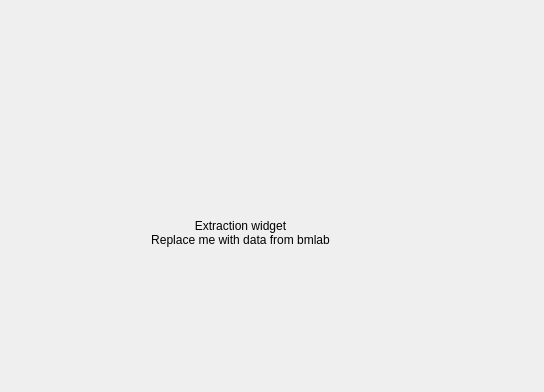
This is bmicro/gui/extraction/extraction_view.ui in BrillouinMicroscopy/BMicro as Qt 5 draws it before an edit; both pictures show x 96 to 640 and y 0 to 392 of the 640 by 480 pixel window. The edited form follows.
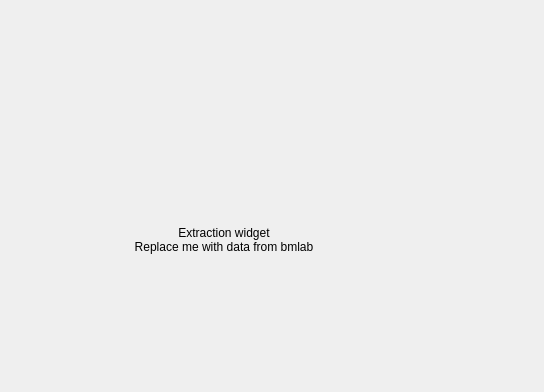
This is the edited form.

Commit message: Make views resize

Diff of the .ui file:
```diff
--- a/bmicro/gui/extraction/extraction_view.ui
+++ b/bmicro/gui/extraction/extraction_view.ui
@@ -13,15 +13,21 @@
   <property name="windowTitle">
    <string>Form</string>
   </property>
+  <layout class="QVBoxLayout" name="verticalLayout">
+   <property name="leftMargin">
+    <number>0</number>
+   </property>
+   <property name="topMargin">
+    <number>0</number>
+   </property>
+   <property name="rightMargin">
+    <number>0</number>
+   </property>
+   <property name="bottomMargin">
+    <number>0</number>
+   </property>
+   <item>
   <widget class="QLabel" name="extraction_test_label">
-   <property name="geometry">
-    <rect>
-     <x>232</x>
-     <y>200</y>
-     <width>209</width>
-     <height>65</height>
-    </rect>
-   </property>
    <property name="text">
     <string>Extraction widget
 Replace me with data from bmlab</string>
@@ -30,6 +36,8 @@
     <set>Qt::AlignCenter</set>
    </property>
   </widget>
+   </item>
+  </layout>
  </widget>
  <resources/>
  <connections/>
```
Lines whose indentation alone changed are shown as unchanged. The commit also changes 4 other files.
